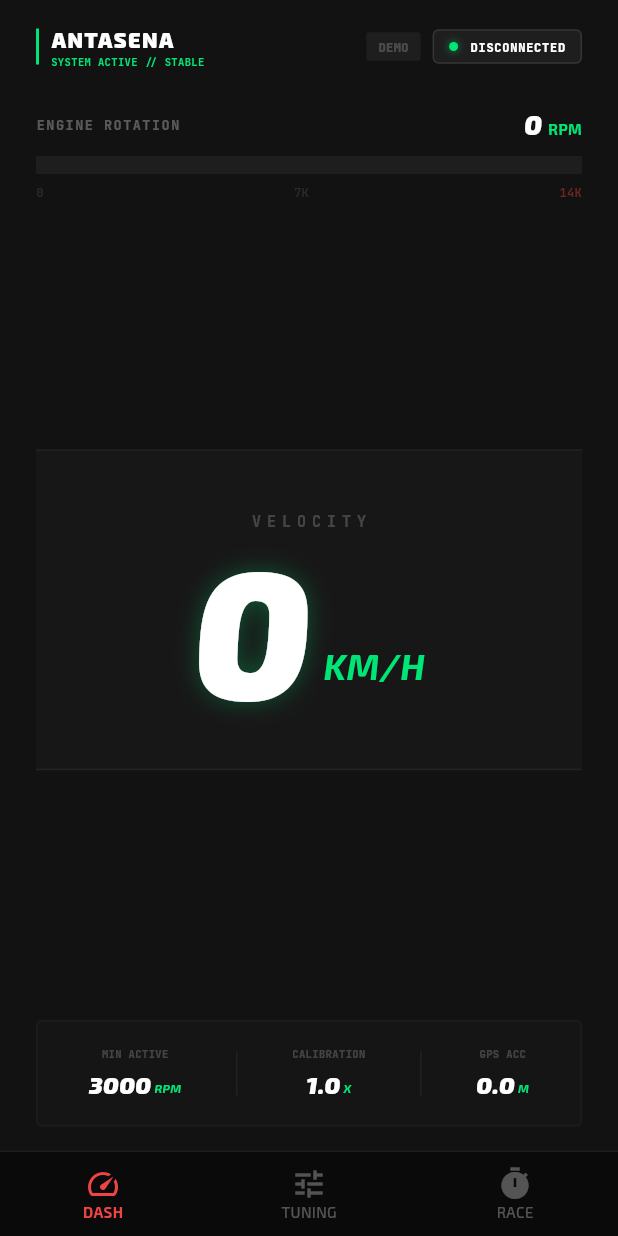
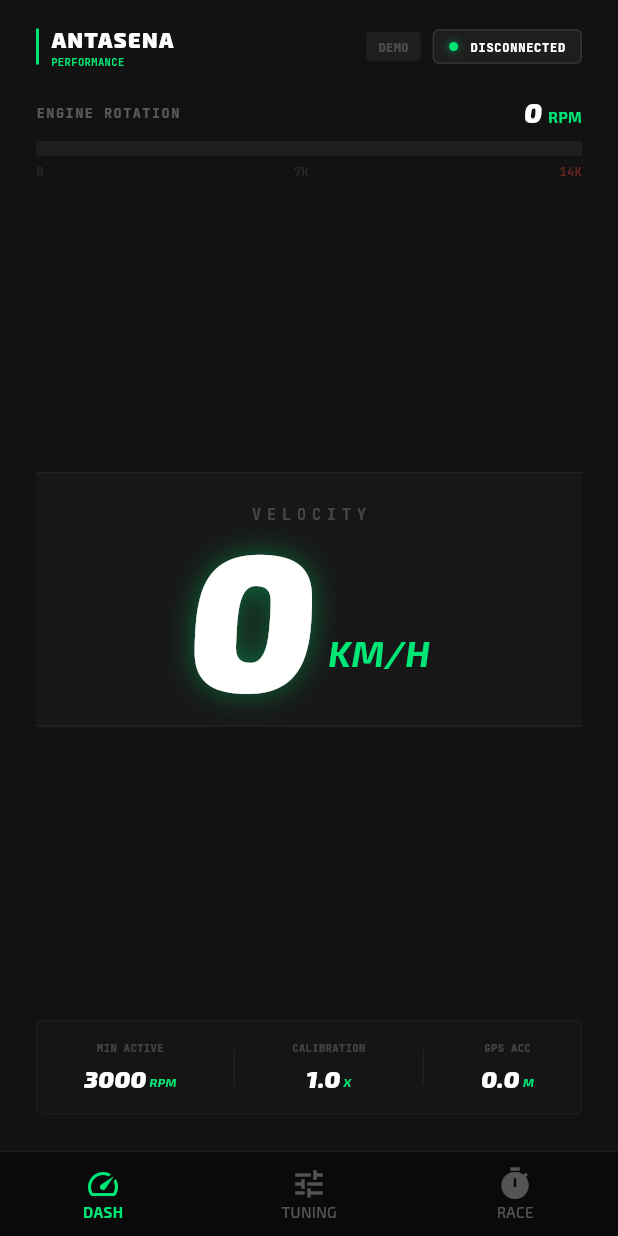
Before and after one commit to Zidanadzi/Antasena-Performance, a Flutter app: the screen it shows after launch, on a phone screen of 412 x 824 dp. Run offline on Flutter 3.47's test engine with Material 3 defaults, Android fonts, the phone set to English and light mode, and no system bars; our stand-ins replace flutter_bluetooth_serial, geolocator, google_fonts, permission_handler, shared_preferences; missing offline and left inert: bluetooth_classic.

Commit message:
feat: Update UI colors and branding
Reflects application name change and enhances selected item visibility with a vibrant green. Adjusts spacing for better visual hierarchy.

```diff
--- a/lib/main.dart
+++ b/lib/main.dart
@@ -778,7 +778,7 @@ class _MainNavigationState extends State<MainNavigation> {
             );
           },
           backgroundColor: const Color(0xFF0A0A0A),
-          selectedItemColor: const Color(0xFFEF4444),
+          selectedItemColor: const Color(0xFF00E676),
           unselectedItemColor: Colors.white.withOpacity(0.3),
           showSelectedLabels: true,
           showUnselectedLabels: true,
@@ -843,7 +843,7 @@ class DashboardPage extends StatelessWidget {
                             crossAxisAlignment: CrossAxisAlignment.start,
                             children: [
                               Text('ANTASENA', style: GoogleFonts.exo2(fontSize: 14, fontWeight: FontWeight.w900, color: isShiftPoint ? Colors.black : Colors.white, letterSpacing: 1)),
-                              Text('SYSTEM ACTIVE // STABLE', style: GoogleFonts.jetBrainsMono(fontSize: 7, fontWeight: FontWeight.bold, color: isShiftPoint ? Colors.black : accentColor)),
+                              Text('PERFORMANCE', style: GoogleFonts.jetBrainsMono(fontSize: 7, fontWeight: FontWeight.bold, color: isShiftPoint ? Colors.black : accentColor)),
                             ],
                           ),
                         ],
@@ -868,7 +868,7 @@ class DashboardPage extends StatelessWidget {
                     ],
                   ),
 
-                  const SizedBox(height: 24),
+                  const SizedBox(height: 16),
 
                   // PRIMARY RPM INDICATOR (TOP FOCUS)
                   Column(
@@ -889,9 +889,9 @@ class DashboardPage extends StatelessWidget {
                           ),
                         ],
                       ),
-                      const SizedBox(height: 8),
-                      _buildSegmentedRpmBar(state.rpm, isShiftPoint, accentColor, height: 12, segments: 30),
                       const SizedBox(height: 6),
+                      _buildSegmentedRpmBar(state.rpm, isShiftPoint, accentColor, height: 10, segments: 30),
+                      const SizedBox(height: 4),
                       Row(
                         mainAxisAlignment: MainAxisAlignment.spaceBetween,
                         children: [
@@ -909,7 +909,7 @@ class DashboardPage extends StatelessWidget {
                   Center(
                     child: Container(
                       width: double.infinity,
-                      padding: const EdgeInsets.symmetric(vertical: 40),
+                      padding: const EdgeInsets.symmetric(vertical: 20),
                       decoration: BoxDecoration(
                         color: Colors.white.withOpacity(0.02),
                         border: Border.symmetric(
@@ -919,21 +919,21 @@ class DashboardPage extends StatelessWidget {
                       child: Column(
                         children: [
                           Text("VELOCITY", style: GoogleFonts.jetBrainsMono(color: isShiftPoint ? Colors.black.withOpacity(0.5) : Colors.white.withOpacity(0.2), fontSize: 10, letterSpacing: 4, fontWeight: FontWeight.bold)),
-                          const SizedBox(height: 10),
+                          const SizedBox(height: 4),
                           Row(
                             mainAxisAlignment: MainAxisAlignment.center,
                             crossAxisAlignment: CrossAxisAlignment.end,
                             children: [
                               Text(state.speed.round().toString(),
                                 style: GoogleFonts.exo2(
-                                  fontSize: 120,
+                                  fontSize: 130,
                                   fontWeight: FontWeight.w900,
                                   fontStyle: FontStyle.italic,
-                                  height: 0.9,
+                                  height: 0.85,
                                   color: isShiftPoint ? Colors.black : Colors.white,
                                   shadows: [
                                     if (!isShiftPoint)
-                                      Shadow(color: accentColor.withOpacity(0.3), blurRadius: 20),
+                                      Shadow(color: accentColor.withOpacity(0.4), blurRadius: 25),
                                   ],
                                 )
                               ),
@@ -952,7 +952,7 @@ class DashboardPage extends StatelessWidget {
 
                   // SECONDARY STATS (TIDIED UP AT BOTTOM)
                   Container(
-                    padding: const EdgeInsets.all(16),
+                    padding: const EdgeInsets.all(12),
                     decoration: BoxDecoration(
                       color: Colors.white.withOpacity(0.01),
                       borderRadius: BorderRadius.circular(4),
@@ -962,13 +962,14 @@ class DashboardPage extends StatelessWidget {
                       mainAxisAlignment: MainAxisAlignment.spaceAround,
                       children: [
                         _buildCompactStatItem('MIN ACTIVE', state.minRpmActive.round().toString(), 'RPM', isShiftPoint, accentColor),
-                        Container(width: 1, height: 30, color: Colors.white.withOpacity(0.05)),
+                        Container(width: 1, height: 24, color: Colors.white.withOpacity(0.05)),
                         _buildCompactStatItem('CALIBRATION', state.rpmCalibration.toStringAsFixed(1), 'X', isShiftPoint, accentColor),
-                        Container(width: 1, height: 30, color: Colors.white.withOpacity(0.05)),
+                        Container(width: 1, height: 24, color: Colors.white.withOpacity(0.05)),
                         _buildCompactStatItem('GPS ACC', state.gpsAccuracy.toStringAsFixed(1), 'M', isShiftPoint, accentColor),
                       ],
                     ),
                   ),
+                  const SizedBox(height: 8),
                 ],
               ),
             ),
```
